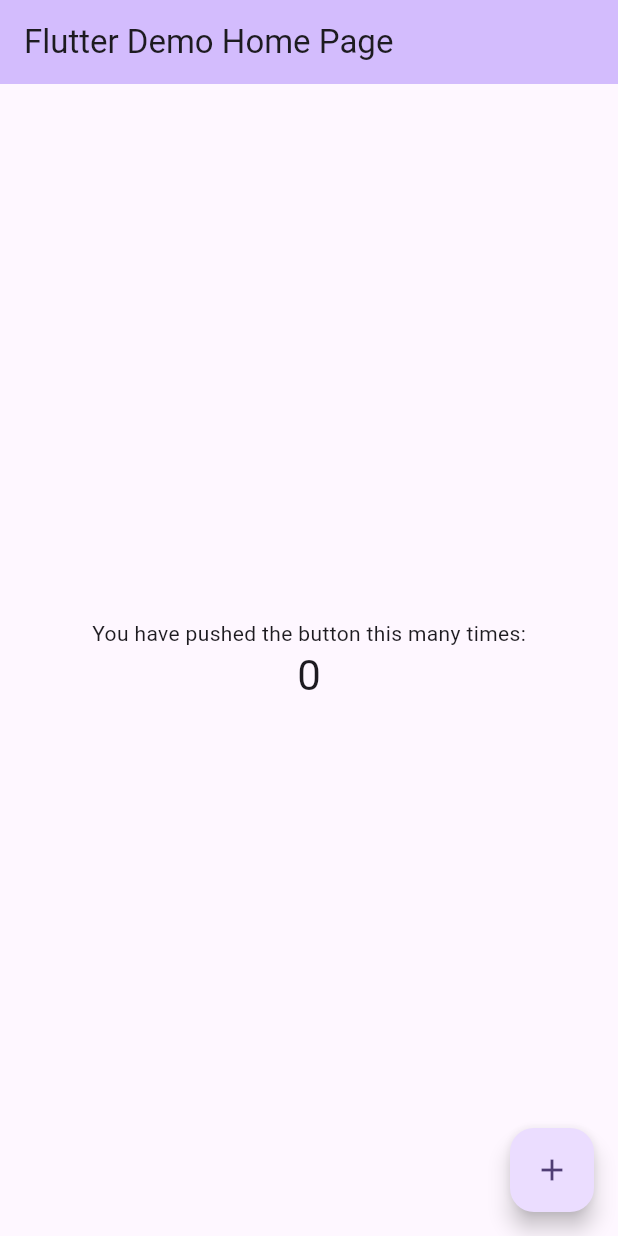
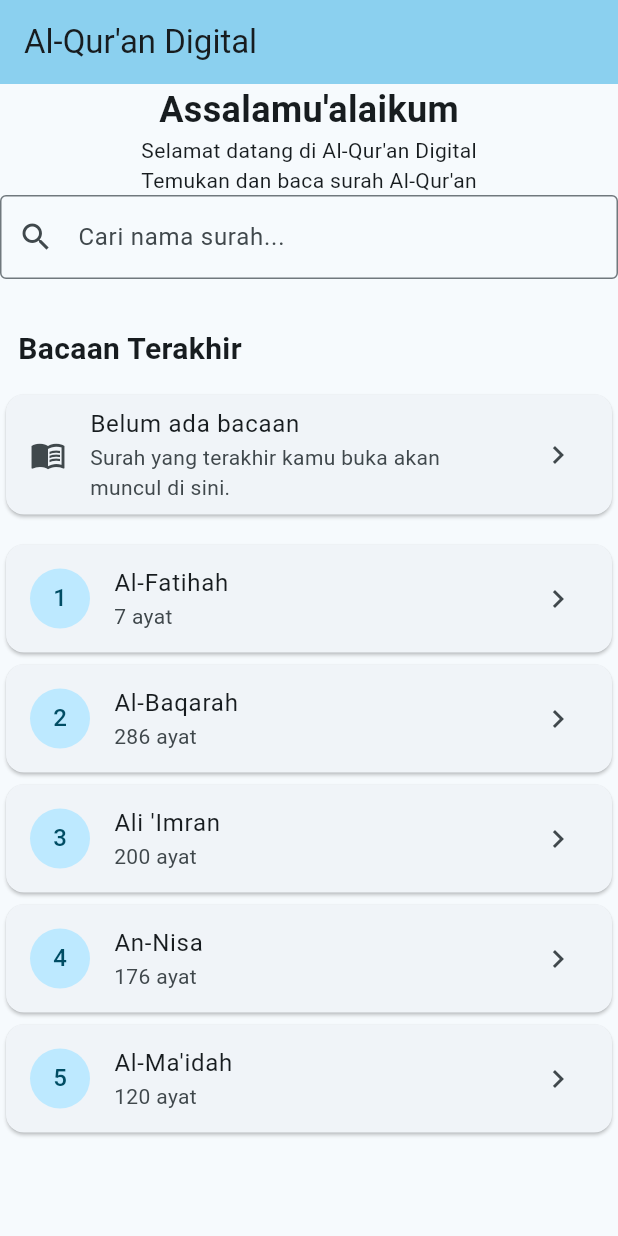
Before and after one commit to ginanjar-nom/quran-flutter-app, a Flutter app: the screen it shows after launch, on a phone screen of 412 x 824 dp. Run offline on Flutter 3.47's test engine with Material 3 defaults, Android fonts, the phone set to English and light mode, and no system bars; our stand-ins replace shared_preferences.

Commit message:
Add last read feature

```diff
--- /dev/null
+++ b/lib/data_surah.dart
@@ -0,0 +1,58 @@
+const List<Map<String, dynamic>> dataSurah = [
+  {
+    "nomor": 1,
+    "nama": "Al-Fatihah",
+    "namaArab": "الفاتحة",
+    "jumlahAyat": 7,
+  },
+  {
+    "nomor": 2,
+    "nama": "Al-Baqarah",
+    "namaArab": "البقرة",
+    "jumlahAyat": 286,
+  },
+  {
+    "nomor": 3,
+    "nama": "Ali 'Imran",
+    "namaArab": "آل عمران",
+    "jumlahAyat": 200,
+  },
+  {
+    "nomor": 4,
+    "nama": "An-Nisa",
+    "namaArab": "النساء",
+    "jumlahAyat": 176,
+  },
+  {
+    "nomor": 5,
+    "nama": "Al-Ma'idah",
+    "namaArab": "المائدة",
+    "jumlahAyat": 120,
+  },
+];
+
+const List<Map<String, dynamic>> dataAyatFatihah = [
+  {
+    "nomor": 1,
+    "arab": "بِسْمِ اللَّهِ الرَّحْمَٰنِ الرَّحِيمِ",
+    "terjemahan": "Dengan nama Allah Yang Maha Pengasih, Maha Penyayang.",
+  },
+  {
+    "nomor": 2,
+    "arab": "الْحَمْدُ لِلَّهِ رَبِّ الْعَالَمِينَ",
+    "terjemahan": "Segala puji bagi Allah, Tuhan seluruh alam.",
+  },
+];
+
+const List<Map<String, dynamic>> dataAyatBaqarah = [
+  {
+    "nomor": 1,
+    "arab": "الم",
+    "terjemahan": "Alif Lam Mim.",
+  },
+  {
+    "nomor": 2,
+    "arab": "ذَٰلِكَ الْكِتَابُ لَا رَيْبَ فِيهِ",
+    "terjemahan": "Kitab (Al-Qur'an) ini tidak ada keraguan padanya.",
+  },
+];
--- a/lib/main.dart
+++ b/lib/main.dart
@@ -1,4 +1,8 @@
 import 'package:flutter/material.dart';
+import 'package:shared_preferences/shared_preferences.dart';
+import 'halaman_bacaan.dart';
+import 'data_surah.dart';
+
 
 void main() {
   runApp(const MyApp());
@@ -11,7 +15,7 @@ class MyApp extends StatelessWidget {
   @override
   Widget build(BuildContext context) {
     return MaterialApp(
-      title: 'Flutter Demo',
+      title: "Al-Qur'an Digital",
       theme: ThemeData(
         // This is the theme of your application.
         //
@@ -28,9 +32,9 @@ class MyApp extends StatelessWidget {
         //
         // This works for code too, not just values: Most code changes can be
         // tested with just a hot reload.
-        colorScheme: .fromSeed(seedColor: Colors.deepPurple),
+        colorScheme: .fromSeed(seedColor: Colors.blueGrey),
       ),
-      home: const MyHomePage(title: 'Flutter Demo Home Page'),
+      home: const MyHomePage(title: "Al-Qur'an Digital"),
     );
   }
 }
@@ -54,17 +58,34 @@ class MyHomePage extends StatefulWidget {
 }
 
 class _MyHomePageState extends State<MyHomePage> {
-  int _counter = 0;
 
-  void _incrementCounter() {
+Future<void> simpanSurahTerakhir(String namaSurah) async {
+  final prefs = await SharedPreferences.getInstance();
+  await prefs.setString('surahTerakhir', namaSurah);
+}
+
+Future<void> muatSurahTerakhir() async {
+  final prefs = await SharedPreferences.getInstance();
+  final nama = prefs.getString('surahTerakhir');
+
+  if (!mounted) return;
+
   setState(() {
-      // This call to setState tells the Flutter framework that something has
-      // changed in this State, which causes it to rerun the build method below
-      // so that the display can reflect the updated values. If we changed
-      // _counter without calling setState(), then the build method would not be
-      // called again, and so nothing would appear to happen.
-      _counter++;
+    surahTerakhir = nama;
   });
+}
+
+  String? surahTerakhir;
+  final TextEditingController pencarianController =
+    TextEditingController();
+
+String kataPencarian = '';
+
+
+@override
+void initState() {
+  super.initState();
+  muatSurahTerakhir();
 }
 
   @override
@@ -85,9 +106,7 @@ class _MyHomePageState extends State<MyHomePage> {
         // the App.build method, and use it to set our appbar title.
         title: Text(widget.title),
       ),
-      body: Center(
-        // Center is a layout widget. It takes a single child and positions it
-        // in the middle of the parent.
+           body: SingleChildScrollView(
             child: Column(
           // Column is also a layout widget. It takes a list of children and
           // arranges them vertically. By default, it sizes itself to fit its
@@ -102,20 +121,114 @@ class _MyHomePageState extends State<MyHomePage> {
           // TRY THIS: Invoke "debug painting" (choose the "Toggle Debug Paint"
           // action in the IDE, or press "p" in the console), to see the
           // wireframe for each widget.
-          mainAxisAlignment: .center,
+          mainAxisAlignment: MainAxisAlignment.start,
+
           children: [
-            const Text('You have pushed the button this many times:'),
-            Text(
-              '$_counter',
-              style: Theme.of(context).textTheme.headlineMedium,
+            const Text("Assalamu'alaikum",style:TextStyle(fontSize: 24,fontWeight: FontWeight.bold)),
+            const Text("Selamat datang di Al-Qur'an Digital"),
+            const Text("Temukan dan baca surah Al-Qur'an"),
+            TextField(
+               controller: pencarianController,
+               decoration: const InputDecoration(
+               hintText: 'Cari nama surah...',
+               prefixIcon: Icon(Icons.search),
+               border: OutlineInputBorder(),
                          ),
-          ],
+               onChanged: (value) {
+               setState(() {
+              kataPencarian = value;
+                     });
+                   },
+                  )   ,
+                   const SizedBox(height: 20),
+                 Padding(
+                   padding: const EdgeInsets.all(12),
+                    child: Align(
+                    alignment: Alignment.centerLeft,
+                    child: Text(
+                    'Bacaan Terakhir',
+                    style: TextStyle(
+                   fontSize: 20,
+                   fontWeight: FontWeight.bold,
+
                     ),
                    ),
-      floatingActionButton: FloatingActionButton(
-        onPressed: _incrementCounter,
-        tooltip: 'Increment',
-        child: const Icon(Icons.add),
+                  ),
+                 ),
+              Card(
+               child: ListTile(
+              onTap: () async {
+final nama = surahTerakhir!;
+
+setState(() {
+surahTerakhir = nama;
+});
+
+await simpanSurahTerakhir(nama);
+
+if (!context.mounted) return;
+
+Navigator.push(
+context,
+MaterialPageRoute(
+builder: (context) => HalamanBacaan(
+namaSurah: nama,
+),
+),
+);
+},
+          leading: const Icon(Icons.menu_book),
+           title: Text(surahTerakhir ?? 'Belum ada bacaan'),
+           subtitle: Text(
+            surahTerakhir == null
+          ? 'Surah yang terakhir kamu buka akan muncul di sini.'
+          : 'Ketuk untuk membaca kembali',
+    ),
+    trailing: const Icon(Icons.chevron_right),
+  ),
+),
+const SizedBox(height: 12),
+
+...dataSurah
+    .where((surah) {
+      return surah['nama']
+          .toLowerCase()
+          .contains(kataPencarian.toLowerCase());
+               })
+     .map((surah) {
+
+  return Card(
+    child: ListTile(
+ onTap: () async {
+  final nama = surah['nama'] as String;
+
+  setState(() {
+    surahTerakhir = nama;
+  });
+
+  await simpanSurahTerakhir(nama);
+
+  if (!context.mounted) return;
+
+  await Navigator.push(
+    context,
+    MaterialPageRoute(
+      builder: (context) => HalamanBacaan(
+        namaSurah: nama,
+      ),
+    ),
+  );
+
+  await muatSurahTerakhir();
+},
+      leading: CircleAvatar(child: Text("${surah['nomor']}")),
+      title: Text(surah['nama']),
+      subtitle: Text("${surah['jumlahAyat']} ayat"),
+      trailing: const Icon(Icons.chevron_right),
+    ),
+  );
+})],
+        ),
       ),
     );
   }
--- a/pubspec.yaml
+++ b/pubspec.yaml
@@ -34,6 +34,7 @@ dependencies:
   # The following adds the Cupertino Icons font to your application.
   # Use with the CupertinoIcons class for iOS style icons.
   cupertino_icons: ^1.0.8
+  shared_preferences: ^2.5.6
 
 dev_dependencies:
   flutter_test:
```
Also changed, not shown: lib/halaman_bacaan.dart (added, +63 -0 lines), pubspec.lock, 1 other file. Lines whose indentation alone changed are shown as unchanged.
